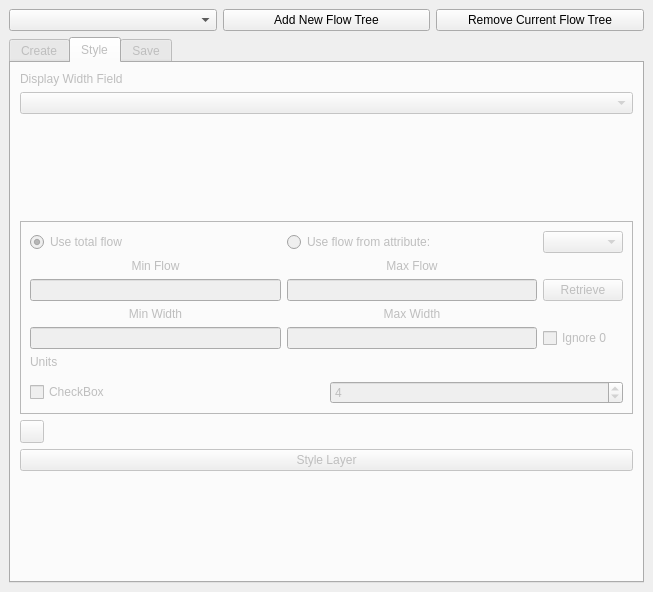
First picture: the form in flow_map_builder_dockwidget_base.ui, repository glebpinigin/flow_map_builder, before the edit.
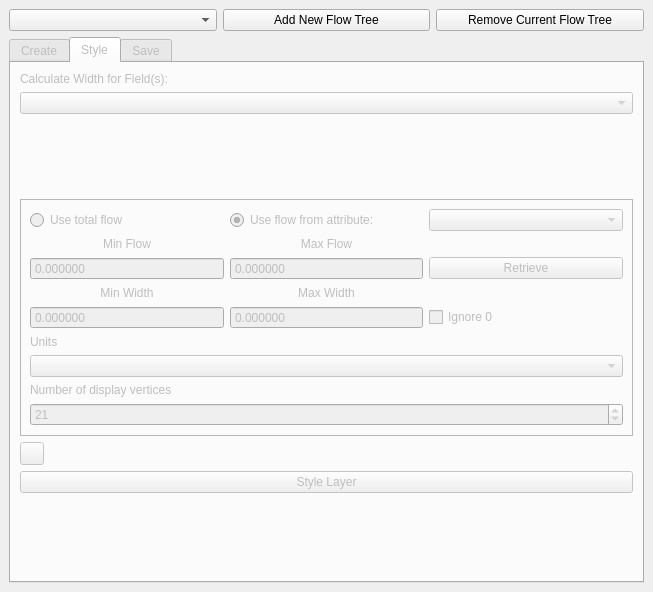
Second picture: the form after the edit. The open tabs and pages were chosen to show the change. Custom widgets are drawn as their Qt base class.

Commit message: Stable tree creation interface added

```diff
--- a/flow_map_builder_dockwidget_base.ui
+++ b/flow_map_builder_dockwidget_base.ui
@@ -212,7 +212,7 @@
         <item>
          <widget class="QLabel" name="label_7">
           <property name="text">
-           <string>Display Width Field</string>
+           <string>Calculate Width for Field(s):</string>
           </property>
          </widget>
         </item>
@@ -243,14 +243,60 @@
           <layout class="QVBoxLayout" name="verticalLayout_3">
            <item>
             <layout class="QGridLayout" name="gridLayout_3">
+             <item row="2" column="0">
+              <widget class="QgsDoubleSpinBox" name="min_flow">
+               <property name="buttonSymbols">
+                <enum>QAbstractSpinBox::NoButtons</enum>
+               </property>
+               <property name="decimals">
+                <number>6</number>
+               </property>
+               <property name="maximum">
+                <double>9007199254740992.000000000000000</double>
+               </property>
+              </widget>
+             </item>
+             <item row="2" column="1">
+              <widget class="QgsDoubleSpinBox" name="max_flow">
+               <property name="buttonSymbols">
+                <enum>QAbstractSpinBox::NoButtons</enum>
+               </property>
+               <property name="decimals">
+                <number>6</number>
+               </property>
+               <property name="maximum">
+                <double>9007199254740992.000000000000000</double>
+               </property>
+              </widget>
+             </item>
              <item row="4" column="0">
-              <widget class="QLineEdit" name="lineEdit_3"/>
+              <widget class="QgsDoubleSpinBox" name="min_width">
+               <property name="buttonSymbols">
+                <enum>QAbstractSpinBox::NoButtons</enum>
+               </property>
+               <property name="decimals">
+                <number>6</number>
+               </property>
+               <property name="maximum">
+                <double>9007199254740992.000000000000000</double>
+               </property>
+              </widget>
+             </item>
+             <item row="4" column="1">
+              <widget class="QgsDoubleSpinBox" name="max_width">
+               <property name="buttonSymbols">
+                <enum>QAbstractSpinBox::NoButtons</enum>
+               </property>
+               <property name="decimals">
+                <number>6</number>
+               </property>
+               <property name="maximum">
+                <double>9007199254740992.000000000000000</double>
+               </property>
+              </widget>
              </item>
              <item row="0" column="2">
-              <widget class="QComboBox" name="comboBox">
-               <property name="enabled">
-                <bool>false</bool>
-               </property>
+              <widget class="QgsFieldComboBox" name="scale_attr">
               </widget>
              </item>
              <item row="4" column="2">
@@ -265,9 +311,6 @@
                <property name="text">
                 <string>Use total flow</string>
                </property>
-               <property name="checked">
-                <bool>true</bool>
-               </property>
               </widget>
              </item>
              <item row="1" column="1">
@@ -287,14 +330,14 @@
                </property>
               </widget>
              </item>
-             <item row="4" column="1">
-              <widget class="QLineEdit" name="lineEdit_4"/>
-             </item>
              <item row="0" column="1">
               <widget class="QRadioButton" name="radioButton_2">
                <property name="text">
                 <string>Use flow from attribute:</string>
                </property>
+               <property name="checked">
+                <bool>true</bool>
+               </property>
               </widget>
              </item>
              <item row="1" column="0">
@@ -307,12 +350,6 @@
                </property>
               </widget>
              </item>
-             <item row="2" column="0">
-              <widget class="QLineEdit" name="lineEdit"/>
-             </item>
-             <item row="2" column="1">
-              <widget class="QLineEdit" name="lineEdit_2"/>
-             </item>
              <item row="3" column="0">
               <widget class="QLabel" name="label_11">
                <property name="text">
@@ -343,25 +380,24 @@
             </widget>
            </item>
            <item>
-            <widget class="QgsUnitSelectionWidget" name="unit_selector" native="true"/>
+            <widget class="QComboBox" name="unit_selector" native="true"/>
            </item>
            <item>
-            <layout class="QHBoxLayout" name="horizontalLayout_3">
-             <item>
-              <widget class="QCheckBox" name="checkBox">
-               <property name="text">
-                <string>CheckBox</string>
-               </property>
-              </widget>
-             </item>
-             <item>
-              <widget class="QgsSpinBox" name="mQgsSpinBox">
-               <property name="value">
-                <number>4</number>
-               </property>
-              </widget>
-             </item>
-            </layout>
+            <widget class="QLabel" name="label_9">
+             <property name="text">
+              <string>Number of display vertices</string>
+             </property>
+            </widget>
+           </item>
+           <item>
+            <widget class="QgsSpinBox" name="spline_n">
+             <property name="value">
+              <number>21</number>
+             </property>
+             <property name="minimum">
+              <number>4</number>
+             </property>
+            </widget>
            </item>
           </layout>
          </widget>
```
Left out of the diff: 45 changed lines with no effect on the pictures. The commit also changes 3 other files.
